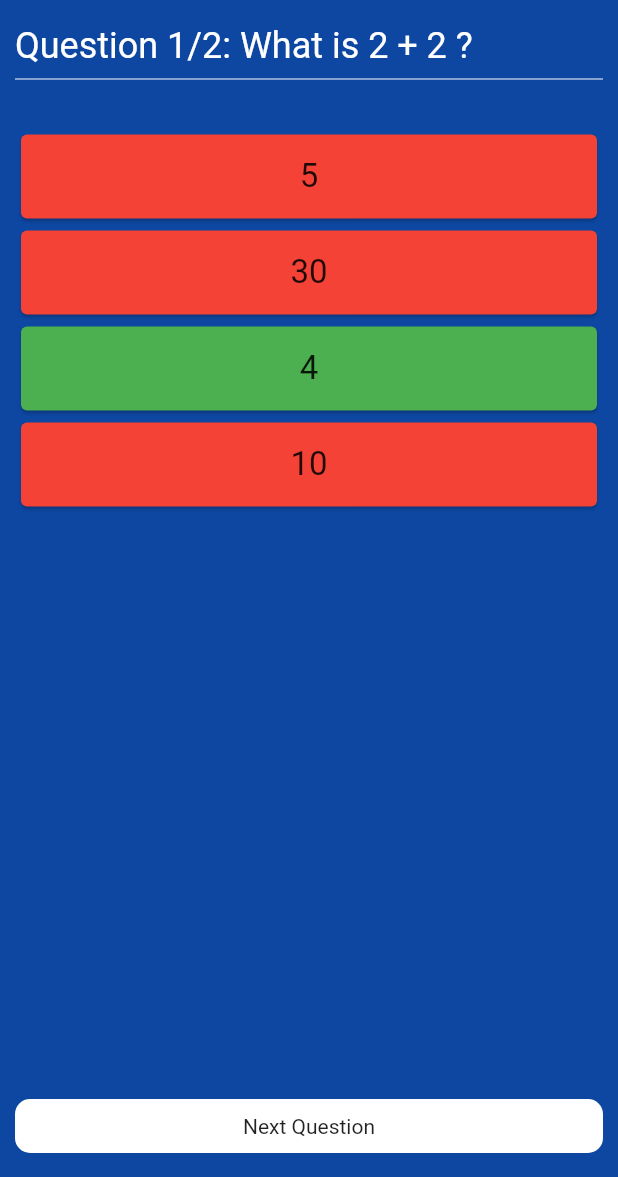
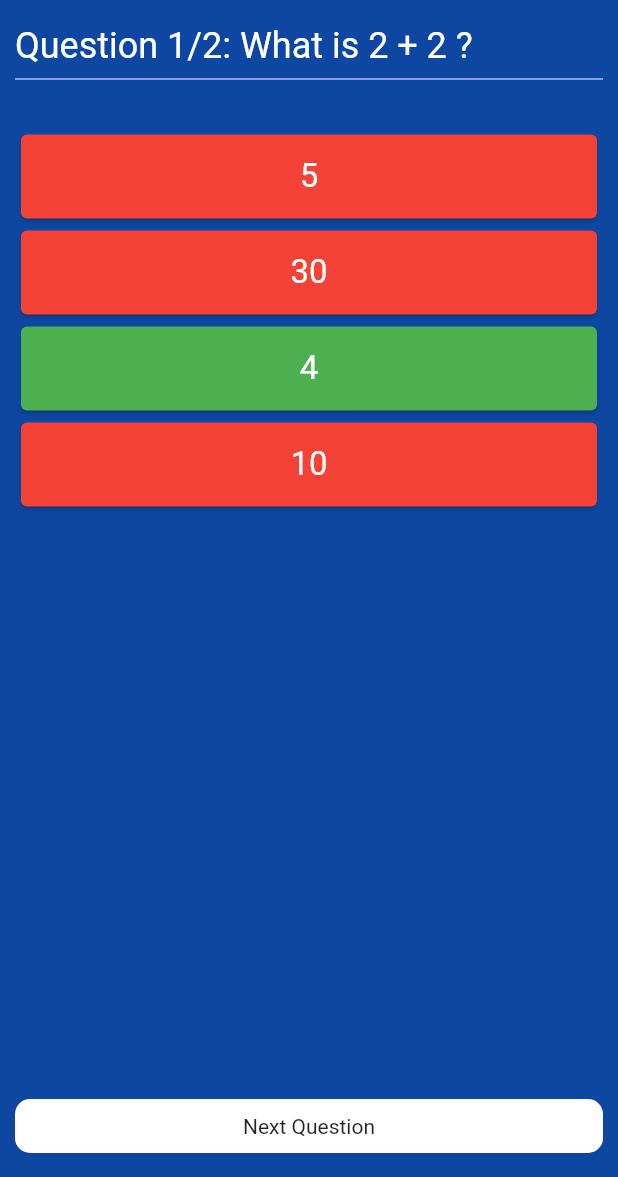
Before and after one commit to amirrulhaiqal98/quizapp, a Flutter app: the screen it shows after launch, after a tap on an icon or button, on a phone screen of 412 x 824 dp, the part 59-1236 px from its top. Run offline on Flutter 3.47's test engine with Material 2 defaults, Android fonts, the phone set to English and light mode, and no system bars.

Commit message:
modify answer card color

```diff
--- a/lib/widgets/option_card.dart
+++ b/lib/widgets/option_card.dart
@@ -1,5 +1,5 @@
 import 'package:flutter/material.dart';
-// import '../constant.dart';
+import '../constant.dart';
 
 class OptionCard extends StatelessWidget {
   const OptionCard({Key? key, required this.option, required this.color})
@@ -7,6 +7,7 @@ class OptionCard extends StatelessWidget {
 
   final String option;
   final Color color;
+
   @override
   Widget build(BuildContext context) {
     return Card(
@@ -15,8 +16,10 @@ class OptionCard extends StatelessWidget {
         title: Text(
           option,
           textAlign: TextAlign.center,
-          style: const TextStyle(
+          style: TextStyle(
             fontSize: 22.0,
+            //color ratio
+            color: color.red != color.green ? Colors.white : Colors.black,
           ),
         ),
       ),
```
